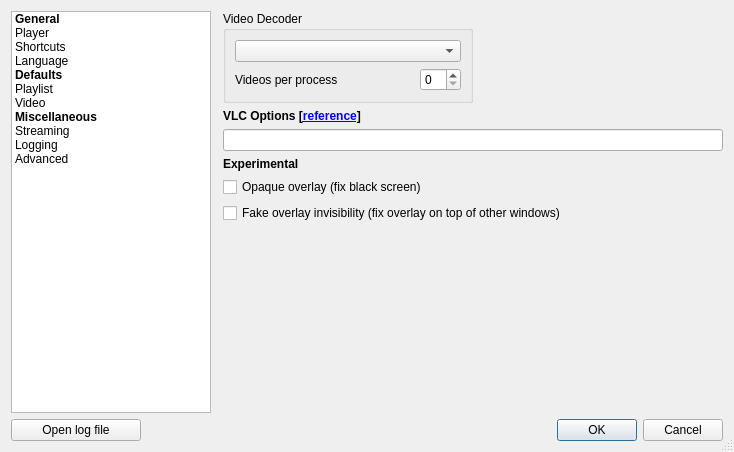
vzhd1701/gridplayer, file resources/ui/settings_dialog.ui: the form before one commit.
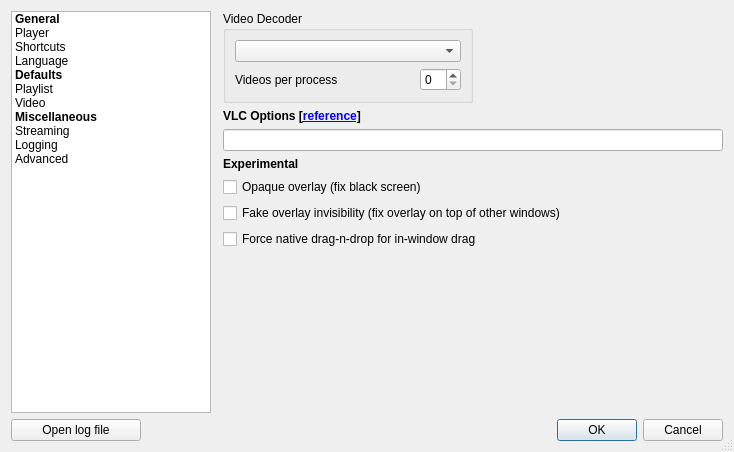
The form after the commit. The open tabs and pages were chosen to show the change. Custom widgets are drawn as their Qt base class.

Commit message: feat: add "force native drag-n-drop for in-window drag" settings flag on linux

What changed in the file:
```diff
--- a/resources/ui/settings_dialog.ui
+++ b/resources/ui/settings_dialog.ui
@@ -989,6 +989,13 @@
            </property>
           </widget>
          </item>
+         <item>
+          <widget class="QCheckBox" name="miscForceNativeDragEvents">
+           <property name="text">
+            <string>Force native drag-n-drop for in-window drag</string>
+           </property>
+          </widget>
+         </item>
          <item>
           <spacer name="verticalSpacer_2">
            <property name="orientation">
```
The commit also changes 5 other files.
